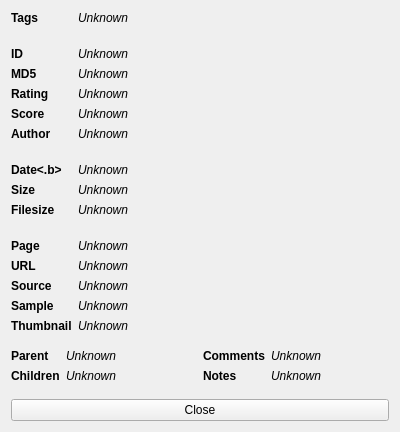
Above: gui/src/viewer/details-window.ui from Bionus/imgbrd-grabber before the change. Below: the same form after it.
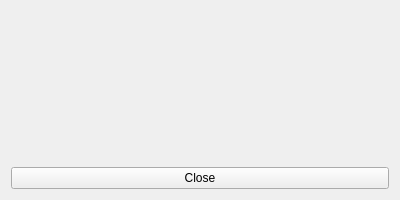
That is the form after the change. Icons and pictures are not drawn.

Commit message: Move details window logic to the Image class

What changed in the file:
```diff
--- a/gui/src/viewer/details-window.ui
+++ b/gui/src/viewer/details-window.ui
@@ -10,15 +10,9 @@
     <x>0</x>
     <y>0</y>
     <width>400</width>
-    <height>431</height>
+    <height>200</height>
    </rect>
   </property>
-  <property name="sizePolicy">
-   <sizepolicy hsizetype="Preferred" vsizetype="Preferred">
-    <horstretch>0</horstretch>
-    <verstretch>0</verstretch>
-   </sizepolicy>
-  </property>
   <property name="windowTitle">
    <string>Details</string>
   </property>
@@ -28,453 +22,10 @@
   </property>
   <layout class="QVBoxLayout" name="verticalLayout">
    <item>
-    <layout class="QFormLayout" name="formLayout">
-     <property name="fieldGrowthPolicy">
-      <enum>QFormLayout::AllNonFixedFieldsGrow</enum>
-     </property>
-     <item row="0" column="0">
-      <widget class="QLabel" name="labelFormTags">
-       <property name="text">
-        <string>&lt;b&gt;Tags&lt;/b&gt;</string>
-       </property>
-      </widget>
-     </item>
-     <item row="0" column="1">
-      <widget class="QLabel" name="labelTags">
-       <property name="sizePolicy">
-        <sizepolicy hsizetype="Preferred" vsizetype="MinimumExpanding">
-         <horstretch>0</horstretch>
-         <verstretch>0</verstretch>
-        </sizepolicy>
-       </property>
-       <property name="contextMenuPolicy">
-        <enum>Qt::CustomContextMenu</enum>
-       </property>
-       <property name="text">
-        <string>&lt;i&gt;Unknown&lt;/i&gt;</string>
-       </property>
-       <property name="wordWrap">
-        <bool>true</bool>
-       </property>
-       <property name="textInteractionFlags">
-        <set>Qt::LinksAccessibleByMouse|Qt::TextSelectableByMouse</set>
-       </property>
-      </widget>
-     </item>
-     <item row="1" column="0" colspan="2">
-      <spacer name="verticalSpacer1">
-       <property name="orientation">
-        <enum>Qt::Vertical</enum>
-       </property>
-       <property name="sizeType">
-        <enum>QSizePolicy::Fixed</enum>
-       </property>
-       <property name="sizeHint" stdset="0">
-        <size>
-         <width>10</width>
-         <height>10</height>
-        </size>
-       </property>
-      </spacer>
-     </item>
-     <item row="2" column="0">
-      <widget class="QLabel" name="labelFormId">
-       <property name="text">
-        <string>&lt;b&gt;ID&lt;/b&gt;</string>
-       </property>
-      </widget>
-     </item>
-     <item row="2" column="1">
-      <widget class="QLabel" name="labelId">
-       <property name="text">
-        <string>&lt;i&gt;Unknown&lt;/i&gt;</string>
-       </property>
-       <property name="textInteractionFlags">
-        <set>Qt::LinksAccessibleByMouse|Qt::TextSelectableByMouse</set>
-       </property>
-      </widget>
-     </item>
-     <item row="4" column="0">
-      <widget class="QLabel" name="labelFormRating">
-       <property name="text">
-        <string>&lt;b&gt;Rating&lt;/b&gt;</string>
-       </property>
-      </widget>
-     </item>
-     <item row="4" column="1">
-      <widget class="QLabel" name="labelRating">
-       <property name="text">
-        <string>&lt;i&gt;Unknown&lt;/i&gt;</string>
-       </property>
-       <property name="wordWrap">
-        <bool>true</bool>
-       </property>
-       <property name="textInteractionFlags">
-        <set>Qt::LinksAccessibleByMouse|Qt::TextSelectableByMouse</set>
-       </property>
-      </widget>
-     </item>
-     <item row="5" column="0">
-      <widget class="QLabel" name="labelFormScore">
-       <property name="text">
-        <string>&lt;b&gt;Score&lt;/b&gt;</string>
-       </property>
-      </widget>
-     </item>
-     <item row="5" column="1">
-      <widget class="QLabel" name="labelScore">
-       <property name="text">
-        <string>&lt;i&gt;Unknown&lt;/i&gt;</string>
-       </property>
-       <property name="wordWrap">
-        <bool>true</bool>
-       </property>
-       <property name="textInteractionFlags">
-        <set>Qt::LinksAccessibleByMouse|Qt::TextSelectableByMouse</set>
-       </property>
-      </widget>
-     </item>
-     <item row="6" column="0">
-      <widget class="QLabel" name="labelFormUser">
-       <property name="text">
-        <string>&lt;b&gt;Author&lt;/b&gt;</string>
-       </property>
-      </widget>
-     </item>
-     <item row="7" column="0" colspan="2">
-      <spacer name="verticalSpacer2">
-       <property name="orientation">
-        <enum>Qt::Vertical</enum>
-       </property>
-       <property name="sizeType">
-        <enum>QSizePolicy::Fixed</enum>
-       </property>
-       <property name="sizeHint" stdset="0">
-        <size>
-         <width>10</width>
-         <height>10</height>
-        </size>
-       </property>
-      </spacer>
-     </item>
-     <item row="8" column="0">
-      <widget class="QLabel" name="labelFormDate">
-       <property name="text">
-        <string>&lt;b&gt;Date&lt;.b&gt;</string>
-       </property>
-      </widget>
-     </item>
-     <item row="8" column="1">
-      <widget class="QLabel" name="labelDate">
-       <property name="text">
-        <string>&lt;i&gt;Unknown&lt;/i&gt;</string>
-       </property>
-       <property name="textInteractionFlags">
-        <set>Qt::LinksAccessibleByMouse|Qt::TextSelectableByMouse</set>
-       </property>
-      </widget>
-     </item>
-     <item row="9" column="0">
-      <widget class="QLabel" name="labelFormSize">
-       <property name="text">
-        <string>&lt;b&gt;Size&lt;/b&gt;</string>
-       </property>
-      </widget>
-     </item>
-     <item row="9" column="1">
-      <widget class="QLabel" name="labelSize">
-       <property name="text">
-        <string>&lt;i&gt;Unknown&lt;/i&gt;</string>
-       </property>
-       <property name="textInteractionFlags">
-        <set>Qt::LinksAccessibleByMouse|Qt::TextSelectableByMouse</set>
-       </property>
-      </widget>
-     </item>
-     <item row="10" column="0">
-      <widget class="QLabel" name="labelFormFilesize">
-       <property name="text">
-        <string>&lt;b&gt;Filesize&lt;/b&gt;</string>
-       </property>
-      </widget>
-     </item>
-     <item row="10" column="1">
-      <widget class="QLabel" name="labelFilesize">
-       <property name="text">
-        <string>&lt;i&gt;Unknown&lt;/i&gt;</string>
-       </property>
-       <property name="textInteractionFlags">
-        <set>Qt::LinksAccessibleByMouse|Qt::TextSelectableByMouse</set>
-       </property>
-      </widget>
-     </item>
-     <item row="3" column="0">
-      <widget class="QLabel" name="labelFormMd5">
-       <property name="text">
-        <string>&lt;b&gt;MD5&lt;/b&gt;</string>
-       </property>
-      </widget>
-     </item>
-     <item row="3" column="1">
-      <widget class="QLabel" name="labelMd5">
-       <property name="text">
-        <string>&lt;i&gt;Unknown&lt;/i&gt;</string>
-       </property>
-       <property name="textInteractionFlags">
-        <set>Qt::LinksAccessibleByMouse|Qt::TextSelectableByMouse</set>
-       </property>
-      </widget>
-     </item>
-     <item row="11" column="0" colspan="2">
-      <spacer name="verticalSpacer3">
-       <property name="orientation">
-        <enum>Qt::Vertical</enum>
-       </property>
-       <property name="sizeType">
-        <enum>QSizePolicy::Fixed</enum>
-       </property>
-       <property name="sizeHint" stdset="0">
-        <size>
-         <width>10</width>
-         <height>10</height>
-        </size>
-       </property>
-      </spacer>
-     </item>
-     <item row="13" column="0">
-      <widget class="QLabel" name="labelFormUrl">
-       <property name="text">
-        <string>&lt;b&gt;URL&lt;/b&gt;</string>
-       </property>
-      </widget>
-     </item>
-     <item row="14" column="0">
-      <widget class="QLabel" name="labelFormSource">
-       <property name="text">
-        <string>&lt;b&gt;Source&lt;/b&gt;</string>
-       </property>
-      </widget>
-     </item>
-     <item row="14" column="1">
-      <widget class="QLabel" name="labelSource">
-       <property name="sizePolicy">
-        <sizepolicy hsizetype="Ignored" vsizetype="Preferred">
-         <horstretch>0</horstretch>
-         <verstretch>0</verstretch>
-        </sizepolicy>
-       </property>
-       <property name="text">
-        <string>&lt;i&gt;Unknown&lt;/i&gt;</string>
-       </property>
-       <property name="wordWrap">
-        <bool>true</bool>
-       </property>
-       <property name="openExternalLinks">
-        <bool>true</bool>
-       </property>
-      </widget>
-     </item>
-     <item row="13" column="1">
-      <widget class="QLabel" name="labelUrl">
-       <property name="sizePolicy">
-        <sizepolicy hsizetype="Ignored" vsizetype="Preferred">
-         <horstretch>0</horstretch>
-         <verstretch>0</verstretch>
-        </sizepolicy>
-       </property>
-       <property name="text">
-        <string>&lt;i&gt;Unknown&lt;/i&gt;</string>
-       </property>
-       <property name="wordWrap">
-        <bool>true</bool>
-       </property>
-       <property name="openExternalLinks">
-        <bool>true</bool>
-       </property>
-      </widget>
-     </item>
-     <item row="15" column="0">
-      <widget class="QLabel" name="labelFormSample">
-       <property name="text">
-        <string>&lt;b&gt;Sample&lt;/b&gt;</string>
-       </property>
-      </widget>
-     </item>
-     <item row="16" column="0">
-      <widget class="QLabel" name="labelFormPreview">
-       <property name="text">
-        <string>&lt;b&gt;Thumbnail&lt;/b&gt;</string>
-       </property>
-      </widget>
-     </item>
-     <item row="15" column="1">
-      <widget class="QLabel" name="labelSample">
-       <property name="sizePolicy">
-        <sizepolicy hsizetype="Ignored" vsizetype="Preferred">
-         <horstretch>0</horstretch>
-         <verstretch>0</verstretch>
-        </sizepolicy>
-       </property>
-       <property name="text">
-        <string>&lt;i&gt;Unknown&lt;/i&gt;</string>
-       </property>
-       <property name="wordWrap">
-        <bool>true</bool>
-       </property>
-       <property name="openExternalLinks">
-        <bool>true</bool>
-       </property>
-      </widget>
-     </item>
-     <item row="16" column="1">
-      <widget class="QLabel" name="labelPreview">
-       <property name="sizePolicy">
-        <sizepolicy hsizetype="Ignored" vsizetype="Preferred">
-         <horstretch>0</horstretch>
-         <verstretch>0</verstretch>
-        </sizepolicy>
-       </property>
-       <property name="text">
-        <string>&lt;i&gt;Unknown&lt;/i&gt;</string>
-       </property>
-       <property name="wordWrap">
-        <bool>true</bool>
-       </property>
-       <property name="openExternalLinks">
-        <bool>true</bool>
-       </property>
-      </widget>
-     </item>
-     <item row="12" column="0">
-      <widget class="QLabel" name="labelFormPage">
-       <property name="text">
-        <string>&lt;b&gt;Page&lt;/b&gt;</string>
-       </property>
-      </widget>
-     </item>
-     <item row="12" column="1">
-      <widget class="QLabel" name="labelPage">
-       <property name="sizePolicy">
-        <sizepolicy hsizetype="Ignored" vsizetype="Preferred">
-         <horstretch>0</horstretch>
-         <verstretch>0</verstretch>
-        </sizepolicy>
-       </property>
-       <property name="text">
-        <string>&lt;i&gt;Unknown&lt;/i&gt;</string>
-       </property>
-       <property name="wordWrap">
-        <bool>true</bool>
-       </property>
-       <property name="openExternalLinks">
-        <bool>true</bool>
-       </property>
-      </widget>
-     </item>
-     <item row="6" column="1">
-      <widget class="QLabel" name="labelUser">
-       <property name="text">
-        <string>&lt;i&gt;Unknown&lt;/i&gt;</string>
-       </property>
-       <property name="wordWrap">
-        <bool>true</bool>
-       </property>
-       <property name="textInteractionFlags">
-        <set>Qt::LinksAccessibleByMouse|Qt::TextSelectableByMouse</set>
-       </property>
-      </widget>
-     </item>
-    </layout>
+    <layout class="QFormLayout" name="formLayout"/>
    </item>
    <item>
-    <spacer name="verticalSpacer">
-     <property name="orientation">
-      <enum>Qt::Vertical</enum>
-     </property>
-     <property name="sizeType">
-      <enum>QSizePolicy::Fixed</enum>
-     </property>
-     <property name="sizeHint" stdset="0">
-      <size>
-       <width>10</width>
-       <height>10</height>
-      </size>
-     </property>
-    </spacer>
-   </item>
-   <item>
-    <layout class="QHBoxLayout" name="horizontalLayout">
-     <item>
-      <layout class="QFormLayout" name="formLayout_2">
-       <property name="fieldGrowthPolicy">
-        <enum>QFormLayout::AllNonFixedFieldsGrow</enum>
-       </property>
-       <item row="0" column="0">
-        <widget class="QLabel" name="labelFormParent">
-         <property name="text">
-          <string>&lt;b&gt;Parent&lt;/b&gt;</string>
-         </property>
-        </widget>
-       </item>
-       <item row="0" column="1">
-        <widget class="QLabel" name="labelParent">
-         <property name="text">
-          <string>&lt;i&gt;Unknown&lt;/i&gt;</string>
-         </property>
-        </widget>
-       </item>
-       <item row="1" column="0">
-        <widget class="QLabel" name="labelFormChildren">
-         <property name="text">
-          <string>&lt;b&gt;Children&lt;/b&gt;</string>
-         </property>
-        </widget>
-       </item>
-       <item row="1" column="1">
-        <widget class="QLabel" name="labelChildren">
-         <property name="text">
-          <string>&lt;i&gt;Unknown&lt;/i&gt;</string>
-         </property>
-        </widget>
-       </item>
-      </layout>
-     </item>
-     <item>
-      <layout class="QFormLayout" name="formLayout_3">
-       <item row="0" column="0">
-        <widget class="QLabel" name="labelFormComments">
-         <property name="text">
-          <string>&lt;b&gt;Comments&lt;/b&gt;</string>
-         </property>
-        </widget>
-       </item>
-       <item row="0" column="1">
-        <widget class="QLabel" name="labelComments">
-         <property name="text">
-          <string>&lt;i&gt;Unknown&lt;/i&gt;</string>
-         </property>
-        </widget>
-       </item>
-       <item row="1" column="0">
-        <widget class="QLabel" name="labelFormNotes">
-         <property name="text">
-          <string>&lt;b&gt;Notes&lt;/b&gt;</string>
-         </property>
-        </widget>
-       </item>
-       <item row="1" column="1">
-        <widget class="QLabel" name="labelNotes">
-         <property name="text">
-          <string>&lt;i&gt;Unknown&lt;/i&gt;</string>
-         </property>
-        </widget>
-       </item>
-      </layout>
-     </item>
-    </layout>
-   </item>
-   <item>
-    <spacer name="verticalSpacer_2">
+    <spacer name="spacer">
      <property name="orientation">
       <enum>Qt::Vertical</enum>
      </property>
```
Left out of the diff: 8 changed lines with no effect on the pictures. The commit also changes 6 other files.
